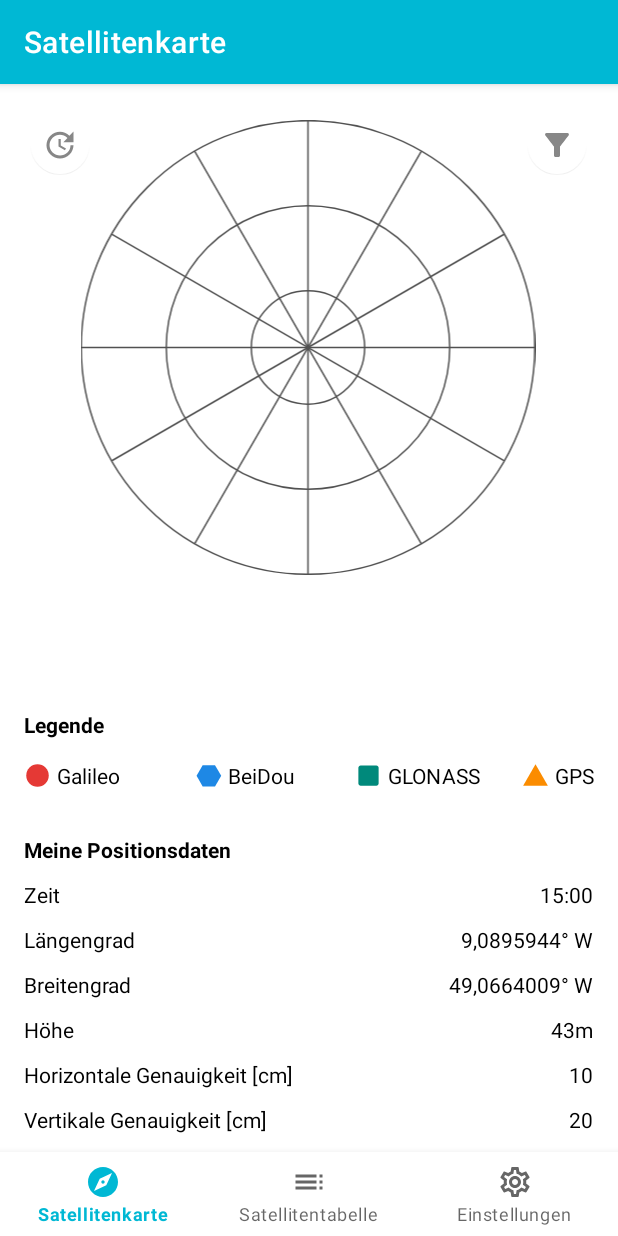
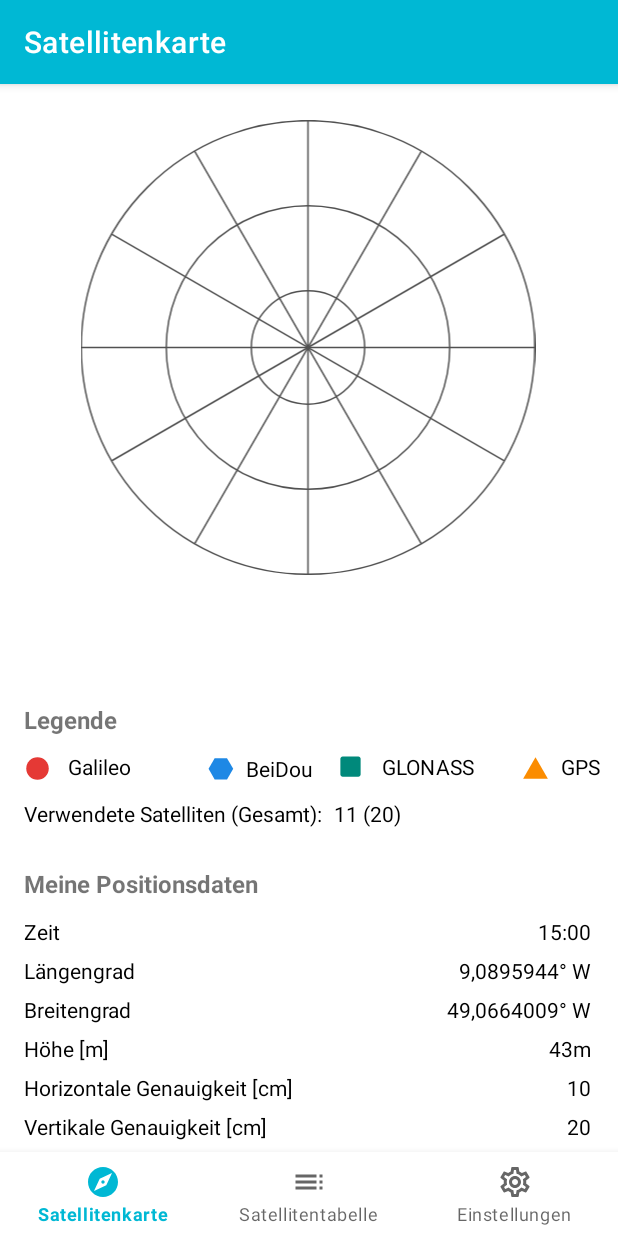
Before and after one commit to alschube/gnss-navigation-status, an Android app: the screen it shows after launch (MainActivity), on a phone screen of 412 x 824 dp. Run offline under Robolectric (Android 15) with nearby library versions, the phone set to English and light mode, and no system bars; our stand-ins replace navigation-ui.

Commit message:
changed appearance of map fragment, added textview and deleted unnecessary buttons

```diff
--- a/frontend/app/src/main/java/com/example/gnssnavigationstatus/service/GnssDataUpdater.kt
+++ b/frontend/app/src/main/java/com/example/gnssnavigationstatus/service/GnssDataUpdater.kt
@@ -2,6 +2,7 @@ package com.example.gnssnavigationstatus.service
 
 import android.app.Service
 import android.content.Intent
+import android.net.http.HttpResponseCache.install
 import android.os.IBinder
 import com.example.gnssnavigationstatus.data.GnssData
 import com.example.gnssnavigationstatus.data.GnssDataDecoder
@@ -62,8 +63,8 @@ class GnssDataUpdater : Service(), CoroutineScope{
                         MapFragment.latitudeTextView.text = "${data.latitude}"
                         //MapFragment.gnssFixOKTextView.text = "${data.gnssFixOK}"
                         MapFragment.heightTextView.text = "${data.height}"
-                        MapFragment.verticalAccuracyTextView.text = "${data.verticalAccuracy}"
-                        MapFragment.horizontalAccuracyTextView.text = "${data.horizontalAccuracy}"
+                        MapFragment.verticalAccuracyTextView.text = "${data.verticalAccuracy?.div(10)}"
+                        MapFragment.horizontalAccuracyTextView.text = "${data.horizontalAccuracy?.div(10)}"
 
                         SatelliteAdapter.satelliteList = SatelliteAdapter.reInit(data.satellites!!)
                         TableFragment.dataList.postValue(SatelliteAdapter.satelliteList)
--- a/frontend/app/src/main/res/layout/fragment_map.xml
+++ b/frontend/app/src/main/res/layout/fragment_map.xml
@@ -7,80 +7,151 @@
     tools:context=".ui.map.MapFragment">
 
     <TextView
-        android:id="@+id/textView17"
-        android:layout_width="wrap_content"
-        android:layout_height="wrap_content"
-        android:layout_marginStart="4dp"
-        android:text="@string/GAL_text"
-        android:textColor="#000000"
-        app:layout_constraintBottom_toTopOf="@+id/position_title"
-        app:layout_constraintEnd_toStartOf="@+id/beidou_symbol"
-        app:layout_constraintHorizontal_bias="0.0"
-        app:layout_constraintStart_toEndOf="@+id/galileo_symbol"
-        app:layout_constraintTop_toBottomOf="@+id/legend_title"
-        app:layout_constraintVertical_bias="0.325" />
-
-    <TextView
         android:id="@+id/legend_title"
         android:layout_width="wrap_content"
         android:layout_height="wrap_content"
         android:text="@string/title_legend"
-        android:textColor="#000000"
+        android:textSize="16sp"
         android:textStyle="bold"
         app:layout_constraintBottom_toTopOf="@+id/position_title"
         app:layout_constraintEnd_toEndOf="parent"
-        app:layout_constraintHorizontal_bias="0.044"
+        app:layout_constraintHorizontal_bias="0.045"
         app:layout_constraintStart_toStartOf="parent"
         app:layout_constraintTop_toTopOf="parent"
-        app:layout_constraintVertical_bias="0.867" />
+        app:layout_constraintVertical_bias="0.825" />
+
+    <ImageView
+        android:id="@+id/GLONASS_symbol"
+        android:layout_width="18dp"
+        android:layout_height="19dp"
+        android:layout_marginEnd="12dp"
+        android:src="@drawable/ic_square_24px"
+        app:layout_constraintBottom_toTopOf="@+id/position_title"
+        app:layout_constraintEnd_toStartOf="@+id/textView19"
+        app:layout_constraintTop_toBottomOf="@+id/legend_title"
+        app:layout_constraintVertical_bias="0.161" />
 
     <TextView
         android:id="@+id/textView20"
         android:layout_width="wrap_content"
         android:layout_height="wrap_content"
-        android:layout_marginEnd="40dp"
+        android:layout_marginEnd="16dp"
         android:text="@string/BDS_text"
         android:textColor="#000000"
         app:layout_constraintBottom_toTopOf="@+id/position_title"
         app:layout_constraintEnd_toStartOf="@+id/GLONASS_symbol"
         app:layout_constraintTop_toBottomOf="@+id/legend_title"
-        app:layout_constraintVertical_bias="0.325" />
+        app:layout_constraintVertical_bias="0.177" />
 
     <TextView
         android:id="@+id/textView19"
         android:layout_width="wrap_content"
         android:layout_height="wrap_content"
-        android:layout_marginEnd="28dp"
+        android:layout_marginEnd="32dp"
         android:text="@string/GLO_text"
         android:textColor="#000000"
         app:layout_constraintBottom_toTopOf="@+id/position_title"
         app:layout_constraintEnd_toStartOf="@+id/GPS_symbol"
         app:layout_constraintTop_toBottomOf="@+id/legend_title"
-        app:layout_constraintVertical_bias="0.325" />
+        app:layout_constraintVertical_bias="0.161" />
 
     <TextView
         android:id="@+id/textView18"
         android:layout_width="wrap_content"
         android:layout_height="wrap_content"
-        android:layout_marginEnd="16dp"
+        android:layout_marginEnd="12dp"
         android:text="@string/GPS_text"
         android:textColor="#000000"
         app:layout_constraintBottom_toTopOf="@+id/position_title"
         app:layout_constraintEnd_toEndOf="parent"
         app:layout_constraintTop_toBottomOf="@+id/legend_title"
-        app:layout_constraintVertical_bias="0.325" />
+        app:layout_constraintVertical_bias="0.161" />
+
+    <TextView
+        android:id="@+id/textView17"
+        android:layout_width="wrap_content"
+        android:layout_height="wrap_content"
+        android:layout_marginStart="8dp"
+        android:text="@string/GAL_text"
+        android:textColor="#000000"
+        app:layout_constraintBottom_toTopOf="@+id/position_title"
+        app:layout_constraintEnd_toStartOf="@+id/beidou_symbol"
+        app:layout_constraintHorizontal_bias="0.057"
+        app:layout_constraintStart_toEndOf="@+id/galileo_symbol"
+        app:layout_constraintTop_toBottomOf="@+id/legend_title"
+        app:layout_constraintVertical_bias="0.161" />
+
+    <ImageView
+        android:id="@+id/galileo_symbol"
+        android:layout_width="18dp"
+        android:layout_height="19dp"
+        android:layout_marginStart="16dp"
+        android:src="@drawable/ic_circle_24px"
+        app:layout_constraintBottom_toTopOf="@+id/position_title"
+        app:layout_constraintStart_toStartOf="parent"
+        app:layout_constraintTop_toBottomOf="@+id/legend_title"
+        app:layout_constraintVertical_bias="0.177" />
+
+    <ImageView
+        android:id="@+id/GPS_symbol"
+        android:layout_width="18dp"
+        android:layout_height="19dp"
+        android:layout_marginEnd="8dp"
+        android:src="@drawable/ic_triangle_24px"
+        app:layout_constraintBottom_toTopOf="@+id/position_title"
+        app:layout_constraintEnd_toStartOf="@+id/textView18"
+        app:layout_constraintTop_toBottomOf="@+id/legend_title"
+        app:layout_constraintVertical_bias="0.177" />
+
+    <ImageView
+        android:id="@+id/beidou_symbol"
+        android:layout_width="18dp"
+        android:layout_height="19dp"
+        android:layout_marginEnd="8dp"
+        android:src="@drawable/ic_hexagon_24px"
+        app:layout_constraintBottom_toTopOf="@+id/position_title"
+        app:layout_constraintEnd_toStartOf="@+id/textView20"
+        app:layout_constraintTop_toBottomOf="@+id/legend_title"
+        app:layout_constraintVertical_bias="0.177" />
+
+    <TextView
+        android:id="@+id/number_sats_used_title"
+        android:layout_width="wrap_content"
+        android:layout_height="wrap_content"
+        android:layout_marginStart="16dp"
+        android:text="@string/title_number_sats"
+        android:textColor="@color/black"
+        app:layout_constraintBottom_toTopOf="@+id/position_title"
+        app:layout_constraintEnd_toEndOf="parent"
+        app:layout_constraintHorizontal_bias="0.0"
+        app:layout_constraintStart_toStartOf="parent"
+        app:layout_constraintTop_toBottomOf="@+id/galileo_symbol"
+        app:layout_constraintVertical_bias="0.296" />
+
+    <TextView
+        android:id="@+id/number_sats_text"
+        android:layout_width="wrap_content"
+        android:layout_height="wrap_content"
+        android:text="@string/text_number_sats"
+        android:textColor="@color/black"
+        app:layout_constraintBottom_toTopOf="@+id/position_title"
+        app:layout_constraintEnd_toEndOf="parent"
+        app:layout_constraintHorizontal_bias="0.054"
+        app:layout_constraintStart_toEndOf="@+id/number_sats_used_title"
+        app:layout_constraintTop_toBottomOf="@+id/galileo_symbol"
+        app:layout_constraintVertical_bias="0.296" />
 
     <TextView
         android:id="@+id/position_title"
         android:layout_width="wrap_content"
         android:layout_height="wrap_content"
-        android:layout_marginBottom="248dp"
+        android:layout_marginBottom="224dp"
         android:text="@string/title_positional_data"
-        android:textColor="#000000"
+        android:textSize="16sp"
         android:textStyle="bold"
         app:layout_constraintBottom_toBottomOf="parent"
         app:layout_constraintEnd_toEndOf="parent"
-        app:layout_constraintHorizontal_bias="0.058"
+        app:layout_constraintHorizontal_bias="0.063"
         app:layout_constraintStart_toStartOf="parent" />
 
     <TableLayout
@@ -88,21 +159,19 @@
         android:layout_width="0dp"
         android:layout_height="wrap_content"
         android:layout_marginStart="16dp"
-        android:layout_marginEnd="16dp"
-        android:layout_marginBottom="32dp"
+        android:layout_marginEnd="18dp"
+        android:layout_marginBottom="60dp"
         android:orientation="horizontal"
         android:stretchColumns="0,1"
         app:layout_constraintBottom_toBottomOf="parent"
         app:layout_constraintEnd_toEndOf="parent"
-        app:layout_constraintHorizontal_bias="0.533"
-        app:layout_constraintStart_toStartOf="parent"
-        app:layout_constraintTop_toBottomOf="@+id/position_title"
-        app:layout_constraintVertical_bias="0.155">
+        app:layout_constraintHorizontal_bias="0.0"
+        app:layout_constraintStart_toStartOf="parent">
 
         <TableRow
             android:layout_width="match_parent"
             android:layout_height="match_parent"
-            android:layout_marginVertical="5dp">
+            android:layout_marginVertical="3.5dp">
 
             <TextView
                 android:id="@+id/time_title"
@@ -123,7 +192,7 @@
         <TableRow
             android:layout_width="match_parent"
             android:layout_height="match_parent"
-            android:layout_marginVertical="5dp">
+            android:layout_marginVertical="3.5dp">
 
             <TextView
                 android:id="@+id/long_title"
@@ -144,7 +213,7 @@
         <TableRow
             android:layout_width="match_parent"
             android:layout_height="match_parent"
-            android:layout_marginVertical="5dp">
+            android:layout_marginVertical="3.5dp">
 
             <TextView
                 android:id="@+id/lat_title"
@@ -165,7 +234,7 @@
         <TableRow
             android:layout_width="match_parent"
             android:layout_height="match_parent"
-            android:layout_marginVertical="5dp">
+            android:layout_marginVertical="3.5dp">
 
             <TextView
                 android:id="@+id/height_title"
@@ -186,7 +255,7 @@
         <TableRow
             android:layout_width="match_parent"
             android:layout_height="match_parent"
-            android:layout_marginVertical="5dp">
+            android:layout_marginVertical="3.5dp">
 
             <TextView
                 android:id="@+id/horiz_acc_title"
@@ -207,7 +276,7 @@
         <TableRow
             android:layout_width="match_parent"
             android:layout_height="match_parent"
-            android:layout_marginVertical="5dp">
+            android:layout_marginVertical="3.5dp">
 
             <TextView
                 android:id="@+id/vert_acc_title"
@@ -237,86 +306,11 @@
         app:layout_constraintStart_toStartOf="parent"
         app:layout_constraintTop_toTopOf="parent" />
 
-    <ImageView
-        android:id="@+id/galileo_symbol"
-        android:layout_width="18dp"
-        android:layout_height="19dp"
-        android:layout_marginStart="16dp"
-        android:src="@drawable/ic_circle_24px"
-        app:layout_constraintBottom_toTopOf="@+id/position_title"
-        app:layout_constraintStart_toStartOf="parent"
-        app:layout_constraintTop_toBottomOf="@+id/legend_title"
-        app:layout_constraintVertical_bias="0.325" />
-
-    <ImageView
-        android:id="@+id/beidou_symbol"
-        android:layout_width="18dp"
-        android:layout_height="19dp"
-        android:layout_marginEnd="4dp"
-        android:src="@drawable/ic_hexagon_24px"
-        app:layout_constraintBottom_toTopOf="@+id/position_title"
-        app:layout_constraintEnd_toStartOf="@+id/textView20"
-        app:layout_constraintTop_toBottomOf="@+id/legend_title"
-        app:layout_constraintVertical_bias="0.325" />
-
-    <ImageView
-        android:id="@+id/GLONASS_symbol"
-        android:layout_width="18dp"
-        android:layout_height="19dp"
-        android:layout_marginEnd="4dp"
-        android:src="@drawable/ic_square_24px"
-        app:layout_constraintBottom_toTopOf="@+id/position_title"
-        app:layout_constraintEnd_toStartOf="@+id/textView19"
-        app:layout_constraintTop_toBottomOf="@+id/legend_title"
-        app:layout_constraintVertical_bias="0.325" />
-
-    <ImageView
-        android:id="@+id/GPS_symbol"
-        android:layout_width="18dp"
-        android:layout_height="19dp"
-        android:layout_marginEnd="4dp"
-        android:src="@drawable/ic_triangle_24px"
-        app:layout_constraintBottom_toTopOf="@+id/position_title"
-        app:layout_constraintEnd_toStartOf="@+id/textView18"
-        app:layout_constraintTop_toBottomOf="@+id/legend_title"
-        app:layout_constraintVertical_bias="0.325" />
-
-    <com.google.android.material.floatingactionbutton.FloatingActionButton
-        android:id="@+id/filter_button"
+    <androidx.constraintlayout.widget.Guideline
+        android:id="@+id/guideline2"
         android:layout_width="wrap_content"
         android:layout_height="wrap_content"
-        android:clickable="true"
-        android:enabled="true"
-        android:src="@drawable/ic_filter_alt_24px"
-        android:tintMode="multiply"
-        app:backgroundTint="#FFFFFF"
-        app:elevation="0dp"
-        app:fabSize="mini"
-        app:layout_constraintBottom_toBottomOf="parent"
-        app:layout_constraintEnd_toEndOf="parent"
-        app:layout_constraintHorizontal_bias="0.955"
-        app:layout_constraintStart_toStartOf="parent"
-        app:layout_constraintTop_toTopOf="parent"
-        app:layout_constraintVertical_bias="0.023"
-        app:tint="#FFFFFF" />
-
-    <com.google.android.material.floatingactionbutton.FloatingActionButton
-        android:id="@+id/floatingActionButton"
-        android:layout_width="wrap_content"
-        android:layout_height="wrap_content"
-        android:backgroundTint="#FFFFFF"
-        android:clickable="true"
-        android:src="@drawable/ic_update_24px"
-        android:tintMode="multiply"
-        app:backgroundTint="#FFFFFF"
-        app:elevation="0dp"
-        app:fabSize="mini"
-        app:layout_constraintBottom_toBottomOf="parent"
-        app:layout_constraintEnd_toEndOf="parent"
-        app:layout_constraintHorizontal_bias="0.044"
-        app:layout_constraintStart_toStartOf="parent"
-        app:layout_constraintTop_toTopOf="parent"
-        app:layout_constraintVertical_bias="0.023"
-        app:tint="#FFFFFF" />
+        android:orientation="horizontal"
+        app:layout_constraintGuide_begin="20dp" />
 
 </androidx.constraintlayout.widget.ConstraintLayout>
--- a/frontend/app/src/main/res/values/strings.xml
+++ b/frontend/app/src/main/res/values/strings.xml
@@ -10,10 +10,11 @@
     <string name="title_time">Zeit</string>
     <string name="title_longitude">Längengrad</string>
     <string name="title_latitude">Breitengrad</string>
-    <string name="title_height">Höhe</string>
+    <string name="title_height">Höhe [m]</string>
     <string name="title_horizontal_acc">Horizontale Genauigkeit [cm]</string>
     <string name="title_vertical_acc">Vertikale Genauigkeit [cm]</string>
-    <string name="title_error_card">Aktuelle Abweichung (cm)</string>
+    <string name="title_number_sats">Verwendete Satelliten (Gesamt):</string>
+    <string name="text_number_sats">11 (20)</string>
     <string name="title_opt_button">Jetzt Optimieren</string>
     <string name="action_settings">Einstellungen</string>
     <string name="title_settings">Einstellungen</string>
--- a/frontend/build.gradle
+++ b/frontend/build.gradle
@@ -6,7 +6,7 @@ buildscript {
         jcenter()
     }
     dependencies {
-        classpath 'com.android.tools.build:gradle:4.1.2'
+        classpath 'com.android.tools.build:gradle:4.1.3'
         classpath "org.jetbrains.kotlin:kotlin-gradle-plugin:$kotlin_version"
 
         // NOTE: Do not place your application dependencies here; they belong
```
